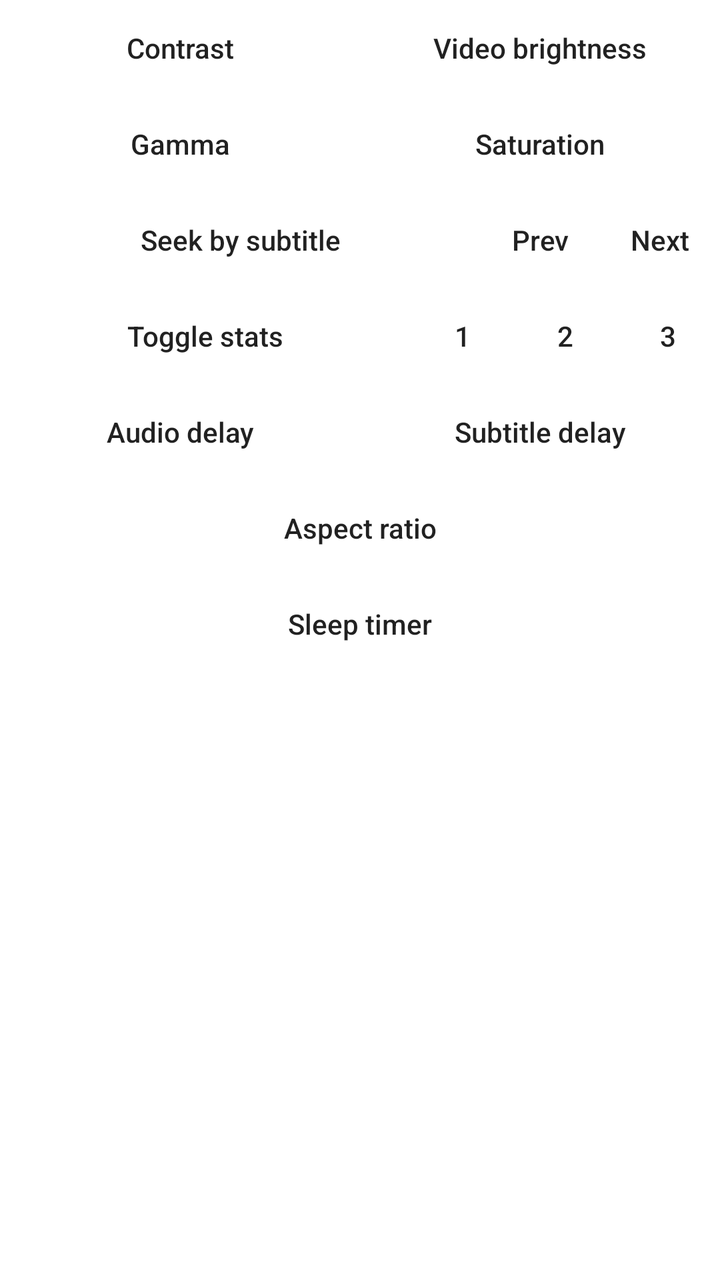
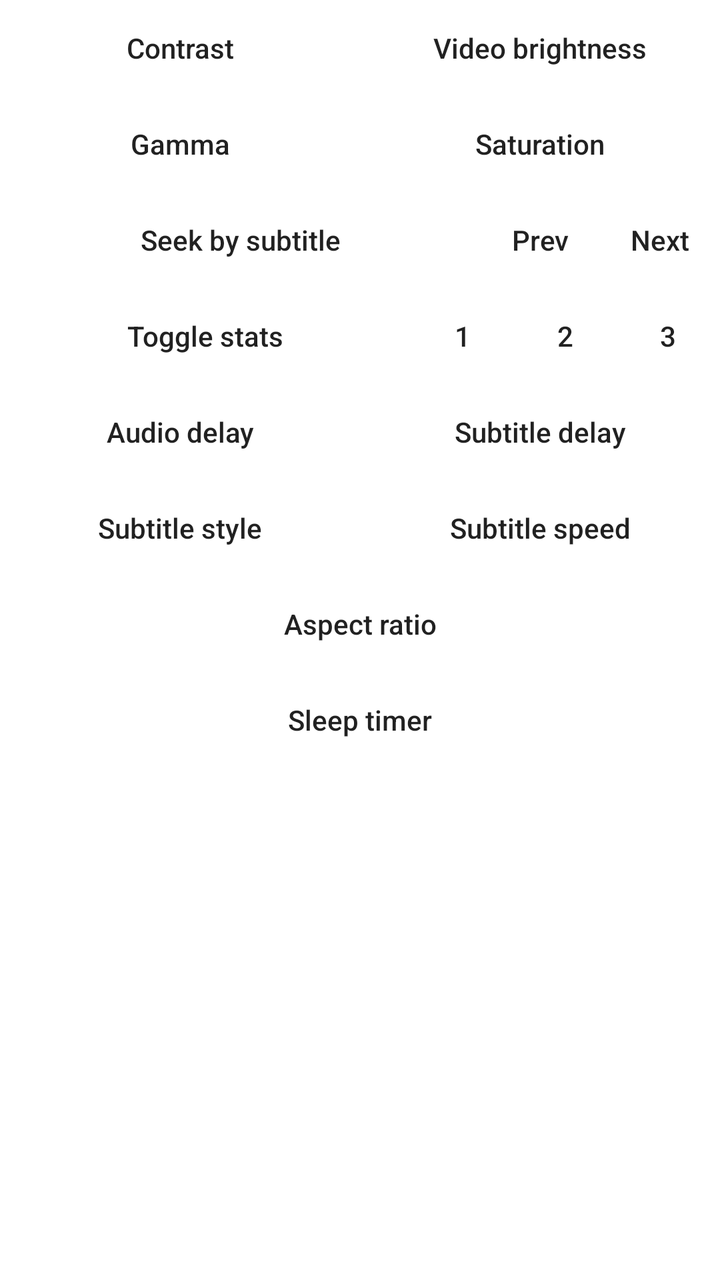

Before-and-after screenshots of an Android layout around one commit, followed by the original layout XML and the change that was made.
<!-- AndroidManifest.xml: fallback theme Theme.MaterialComponents.DayNight.NoActionBar -->
<!-- res/layout/dialog_advanced_menu.xml -->
<?xml version="1.0" encoding="utf-8"?>
<ScrollView xmlns:android="http://schemas.android.com/apk/res/android"
    android:layout_width="match_parent"
    android:layout_height="match_parent">

    <LinearLayout
        android:orientation="vertical" android:layout_width="match_parent"
        android:layout_height="wrap_content">

        <TableRow
            android:id="@+id/rowVideo1"
            android:layout_width="match_parent"
            android:layout_height="wrap_content">

            <Button
                android:id="@+id/contrastBtn"
                style="@style/Widget.AppCompat.Button.Borderless"
                android:layout_width="0dp"
                android:layout_height="wrap_content"
                android:layout_weight="1"
                android:text="@string/contrast"
                android:textAllCaps="false" />

            <Button
                android:id="@+id/brightnessBtn"
                style="@style/Widget.AppCompat.Button.Borderless"
                android:layout_width="0dp"
                android:layout_height="wrap_content"
                android:layout_weight="1"
                android:text="@string/video_brightness"
                android:textAllCaps="false" />

        </TableRow>

        <TableRow
            android:id="@+id/rowVideo2"
            android:layout_width="match_parent"
            android:layout_height="match_parent">

            <Button
                android:id="@+id/gammaBtn"
                style="@style/Widget.AppCompat.Button.Borderless"
                android:layout_width="0dp"
                android:layout_height="wrap_content"
                android:layout_weight="1"
                android:text="@string/gamma"
                android:textAllCaps="false" />

            <Button
                android:id="@+id/saturationBtn"
                style="@style/Widget.AppCompat.Button.Borderless"
                android:layout_width="0dp"
                android:layout_height="wrap_content"
                android:layout_weight="1"
                android:text="@string/saturation"
                android:textAllCaps="false" />
        </TableRow>

        <TableRow
            android:id="@+id/rowSubSeek"
            android:layout_width="match_parent"
            android:layout_height="wrap_content">

            <Button
                android:id="@+id/subSeekBtn"
                style="@style/Widget.AppCompat.Button.Borderless"
                android:layout_width="0dp"
                android:layout_height="wrap_content"
                android:layout_weight="4"
                android:text="@string/sub_seek_button"
                android:textAllCaps="false" />

            <Button
                android:id="@+id/subSeekPrev"
                style="@style/Widget.AppCompat.Button.Borderless"
                android:layout_width="0dp"
                android:layout_height="wrap_content"
                android:layout_weight="1"
                android:background="@drawable/alpha_lighten"
                android:text="@string/dialog_prev"
                android:textAllCaps="false" />

            <Button
                android:id="@+id/subSeekNext"
                style="@style/Widget.AppCompat.Button.Borderless"
                android:layout_width="0dp"
                android:layout_height="wrap_content"
                android:layout_weight="1"
                android:background="@drawable/alpha_lighten"
                android:text="@string/dialog_next"
                android:textAllCaps="false" />

        </TableRow>

        <TableRow
            android:layout_width="match_parent"
            android:layout_height="wrap_content">

            <Button
                android:id="@+id/statsBtn"
                style="@style/Widget.AppCompat.Button.Borderless"
                android:layout_width="0dp"
                android:layout_height="wrap_content"
                android:layout_weight="4"
                android:text="@string/toggle_stats"
                android:textAllCaps="false" />

            <Button
                android:id="@+id/statsBtn1"
                style="@style/Widget.AppCompat.Button.Borderless"
                android:layout_width="0dp"
                android:layout_height="wrap_content"
                android:layout_weight="1"
                android:background="@drawable/alpha_lighten"
                android:text="1"
                android:textAllCaps="false" />

            <Button
                android:id="@+id/statsBtn2"
                style="@style/Widget.AppCompat.Button.Borderless"
                android:layout_width="0dp"
                android:layout_height="wrap_content"
                android:layout_weight="1"
                android:background="@drawable/alpha_lighten"
                android:text="2"
                android:textAllCaps="false" />

            <Button
                android:id="@+id/statsBtn3"
                style="@style/Widget.AppCompat.Button.Borderless"
                android:layout_width="0dp"
                android:layout_height="wrap_content"
                android:layout_weight="1"
                android:background="@drawable/alpha_lighten"
                android:text="3"
                android:textAllCaps="false" />

        </TableRow>

        <TableRow
            android:layout_width="match_parent"
            android:layout_height="match_parent">

            <Button
                android:id="@+id/audioDelayBtn"
                style="@style/Widget.AppCompat.Button.Borderless"
                android:layout_width="0dp"
                android:layout_height="wrap_content"
                android:layout_weight="1"
                android:text="@string/audio_delay"
                android:textAllCaps="false" />

            <Button
                android:id="@+id/subDelayBtn"
                style="@style/Widget.AppCompat.Button.Borderless"
                android:layout_width="0dp"
                android:layout_height="wrap_content"
                android:layout_weight="1"
                android:text="@string/sub_delay"
                android:textAllCaps="false" />

        </TableRow>

        <Button
            android:id="@+id/aspectBtn"
            style="@style/Widget.AppCompat.Button.Borderless"
            android:layout_width="match_parent"
            android:layout_height="wrap_content"
            android:text="@string/aspect_ratio"
            android:textAllCaps="false" />

        <Button
            android:id="@+id/sleepTimerBtn"
            style="@style/Widget.AppCompat.Button.Borderless"
            android:layout_width="match_parent"
            android:layout_height="wrap_content"
            android:text="@string/sleep_timer"
            android:textAllCaps="false" />

    </LinearLayout>

</ScrollView>
<!-- resources referenced by this layout -->
<resources>
  <!-- drawable alpha_lighten (drawable) -->
  <?xml version="1.0" encoding="utf-8"?>
  <selector xmlns:android="http://schemas.android.com/apk/res/android">
      <item android:drawable="@color/alpha24pct_light" android:state_focused="true" />
      <item android:drawable="@color/alpha24pct_light" android:state_pressed="true" />
      <item android:drawable="@color/alpha12pct_light" />
  </selector>
  <string name="aspect_ratio">Aspect ratio</string>
  <string name="audio_delay">Audio delay</string>
  <string name="contrast">Contrast</string>
  <string name="dialog_next">Next</string>
  <string name="dialog_prev">Prev</string>
  <string name="gamma">Gamma</string>
  <string name="saturation">Saturation</string>
  <string name="sleep_timer">Sleep timer</string>
  <string name="sub_delay">Subtitle delay</string>
  <string name="sub_seek_button">Seek by subtitle</string>
  <string name="toggle_stats">Toggle stats</string>
  <string name="video_brightness">Video brightness</string>
  <color name="alpha24pct_light">#3dffffff</color>
  <color name="alpha12pct_light">#1fffffff</color>
</resources>

<!-- the commit's change to res/layout/dialog_advanced_menu.xml (unified diff, before → after) -->
@@ -161,6 +161,31 @@
 
         </TableRow>
 
+        <TableRow
+            android:id="@+id/rowSubStyle"
+            android:layout_width="match_parent"
+            android:layout_height="wrap_content">
+
+            <Button
+                android:id="@+id/subStyleBtn"
+                style="@style/Widget.AppCompat.Button.Borderless"
+                android:layout_width="0dp"
+                android:layout_height="wrap_content"
+                android:layout_weight="1"
+                android:text="@string/sub_style_btn"
+                android:textAllCaps="false" />
+
+            <Button
+                android:id="@+id/subSpeedBtn"
+                style="@style/Widget.AppCompat.Button.Borderless"
+                android:layout_width="0dp"
+                android:layout_height="wrap_content"
+                android:layout_weight="1"
+                android:text="@string/sub_speed_btn"
+                android:textAllCaps="false" />
+
+        </TableRow>
+
         <Button
             android:id="@+id/aspectBtn"
             style="@style/Widget.AppCompat.Button.Borderless"
<!-- resource entries referenced after the edit -->
@@ -17,6 +17,8 @@
   <string name="sleep_timer">Sleep timer</string>
   <string name="sub_delay">Subtitle delay</string>
   <string name="sub_seek_button">Seek by subtitle</string>
+  <string name="sub_speed_btn">Subtitle speed</string>
+  <string name="sub_style_btn">Subtitle style</string>
   <string name="toggle_stats">Toggle stats</string>
   <string name="video_brightness">Video brightness</string>
   <color name="alpha24pct_light">#3dffffff</color>
